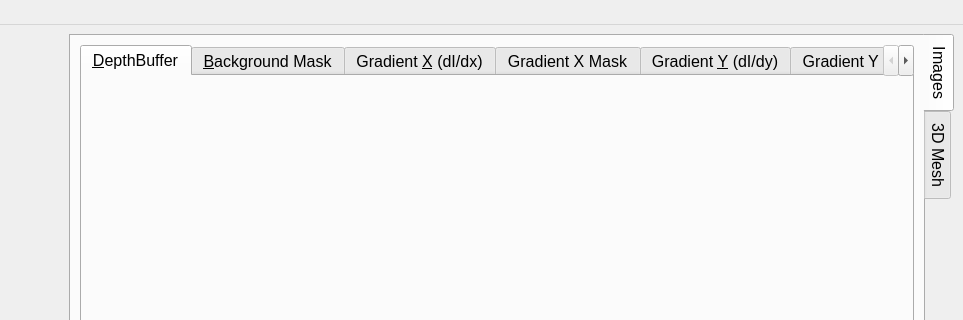
Old version of the form Solver/Explorer.ui in the repository steveknipmeyer/ModelRelief; both pictures show x 208 to 1171 and y 0 to 320 of the 1171 by 967 pixel window.
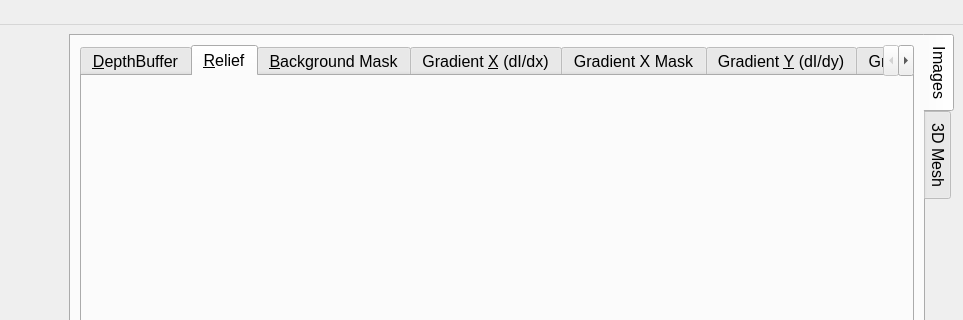
New version of the form. The open tabs and pages were chosen to show the change. Icons and pictures are not drawn.

Commit message: Add new Explorer tabs for Relief image and Model mesh.

```diff
--- a/Solver/Explorer.ui
+++ b/Solver/Explorer.ui
@@ -301,6 +301,15 @@
            </attribute>
            <layout class="QVBoxLayout" name="verticalLayout_2"/>
           </widget>
+          <widget class="QWidget" name="reliefTab">
+           <property name="focusPolicy">
+            <enum>Qt::TabFocus</enum>
+           </property>
+           <attribute name="title">
+            <string>&amp;Relief</string>
+           </attribute>
+           <layout class="QVBoxLayout" name="verticalLayout_9"/>
+          </widget>
           <widget class="QWidget" name="backgroundMaskTab">
            <property name="focusPolicy">
             <enum>Qt::TabFocus</enum>
```
Left out of the diff: 9 changed lines with no effect on the pictures. The commit also changes 4 other files.
